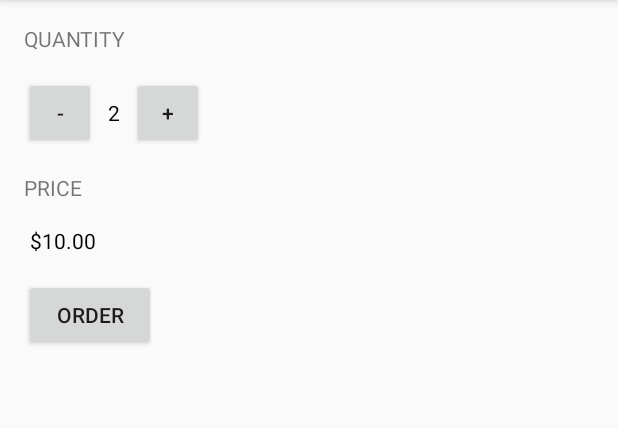
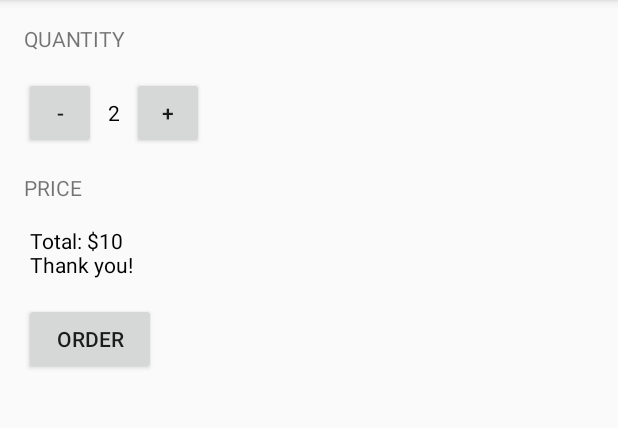
Before and after one commit to djmgeneseo/Just-Java, an Android app: the screen it shows after launch (MainActivity), after a tap on "ORDER", on a phone screen of 412 x 824 dp, the part 84-512 px from its top. Run offline under Robolectric (Android 15) with nearby library versions, the phone set to English and light mode, and no system bars.

Commit message:
Add calculatePrice() method, edit submitOrder() method, display'Thank you' message upon order

```diff
--- a/app/src/main/java/com/example/android/justjava/MainActivity.java
+++ b/app/src/main/java/com/example/android/justjava/MainActivity.java
@@ -29,7 +29,7 @@ public class MainActivity extends AppCompatActivity {
 
 
     /**
-     * This method is called when the order button is clicked.
+     * This method is called when the increment button is clicked.
      */
     public void increment(View view) {
         quantity++;
@@ -37,7 +37,7 @@ public class MainActivity extends AppCompatActivity {
     }
 
         /**
-         * This method is called when the order button is clicked.
+         * This method is called when the decrement button is clicked.
          */
     public void decrement(View view) {
         if(quantity>0){quantity--; displayQuantity(quantity);}
@@ -48,9 +48,21 @@ public class MainActivity extends AppCompatActivity {
      * This method is called when the order button is clicked.
      */
     public void submitOrder(View view) {
-        //String priceMessage = "Free";
-        int price = quantity * 5;
-        displayPrice(price);
+        int price = calculatePrice(quantity, 5);
+        String priceMessage = "Total: $" + price;
+        priceMessage = priceMessage + "\nThank you!";
+        displayMessage(priceMessage);
+    }
+
+    /**
+     * This method calculates the price of a coffee purchase
+     *
+     * @param numberOfCups = number of cups of coffee
+     * @param pricePerCup = the price of a cup of coffee
+     */
+    private int calculatePrice(int numberOfCups, int pricePerCup)
+    {
+        return numberOfCups*pricePerCup;
     }
 
     /**
--- a/app/src/main/res/layout/activity_main.xml
+++ b/app/src/main/res/layout/activity_main.xml
@@ -60,7 +60,7 @@
         android:textColor="#000000"
         android:layout_marginBottom="16dp"
         android:layout_marginLeft="20dp"
-        android:text="$10"
+        android:text="$10.00"
         />
 
     <Button
```
